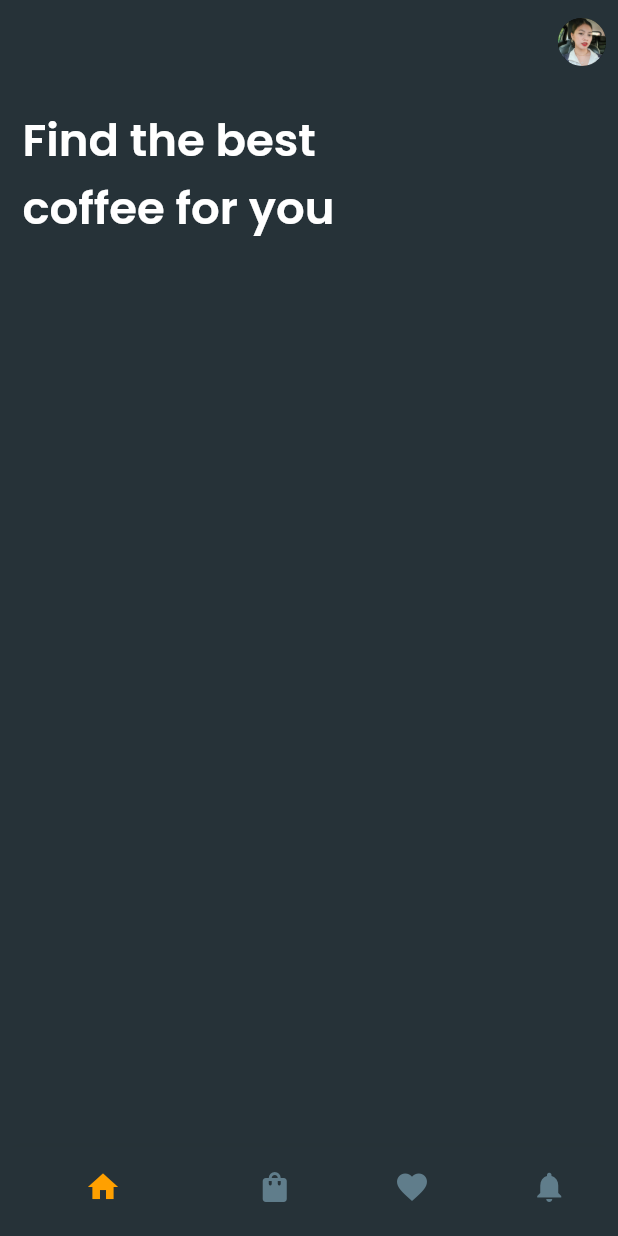
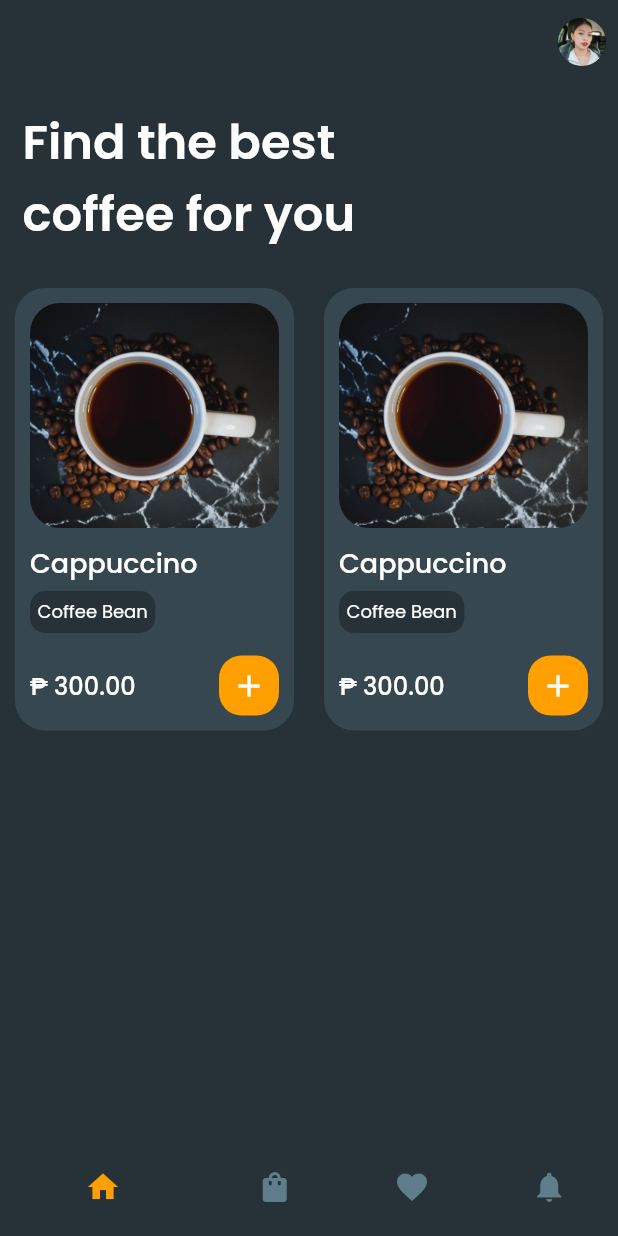
Before and after one commit to airacalins/ffuf_20220510_coffee_shop, a Flutter app: the screen it shows after launch, on a phone screen of 412 x 824 dp. Run offline on Flutter 3.47's test engine with Material 2 defaults, Android fonts, the phone set to English and light mode, and no system bars.

```diff
--- a/lib/defaults/bottom_navigation.dart
+++ b/lib/defaults/bottom_navigation_data.dart
@@ -1,6 +1,6 @@
 import 'package:flutter/material.dart';
 
-class BottomNavigation {
+class BottomNavigationData {
 
   static final bottomNavIcon = [
     Icons.home,
--- a/lib/main.dart
+++ b/lib/main.dart
@@ -1,7 +1,7 @@
 // ignore_for_file: avoid_unnecessary_containers, prefer_const_constructors
 
 import 'package:flutter/material.dart';
-import 'package:flutter_snippet/defaults/bottom_navigation.dart';
+import 'package:flutter_snippet/defaults/bottom_navigation_data.dart';
 
 import 'screens/home.dart';
 
@@ -26,7 +26,7 @@ class MyApp extends StatelessWidget {
           error: Colors.red,
           onError: Colors.red.shade100,
           background: Colors.blueGrey.shade900,
-          onBackground: Colors.blueGrey,
+          onBackground: Colors.blueGrey.shade800,
           surface: Colors.blueGrey.shade900,
           onSurface: Colors.blueGrey,
         ),
@@ -35,7 +35,15 @@ class MyApp extends StatelessWidget {
         ),
         fontFamily: 'Poppins',
         textTheme: TextTheme(
-          headline1: TextStyle(fontSize: 30.0, color: Colors.white, fontWeight: FontWeight.w600),
+          headline1: TextStyle(fontSize: 32.0, color: Colors.white, fontWeight: FontWeight.w600),
+          headline2: TextStyle(fontSize: 24.0, color: Colors.white, fontWeight: FontWeight.w500),
+          headline3: TextStyle(fontSize: 18.0, color: Colors.white, fontWeight: FontWeight.w500),
+          headline4: TextStyle(fontSize: 16.0, color: Colors.white, fontWeight: FontWeight.w500),
+          headline5: TextStyle(fontSize: 13.5, color: Colors.white, fontWeight: FontWeight.w400),
+          headline6: TextStyle(fontSize: 12, color: Colors.white, fontWeight: FontWeight.w400),
+          // headlineLarge: TextStyle(fontSize: 30.0, color: Colors.white, fontWeight: FontWeight.w600),
+          // headlineMedium: TextStyle(fontSize: 25.0, color: Colors.white, fontWeight: FontWeight.w600),
+          // headlineSmall: TextStyle(fontSize: 20.0, color: Colors.white, fontWeight: FontWeight.w600),
           bodyText2: TextStyle(fontSize: 14.0, fontFamily: 'Poppins'),
         ),
         scaffoldBackgroundColor: Colors.blueGrey.shade900
--- a/lib/screens/home.dart
+++ b/lib/screens/home.dart
@@ -1,8 +1,9 @@
 
-// ignore_for_file: prefer_const_constructors
+// ignore_for_file: prefer_const_constructors, avoid_unnecessary_containers
 
 import 'package:flutter/material.dart';
-import 'package:flutter_snippet/defaults/bottom_navigation.dart';
+import 'package:flutter_snippet/widgets/bottom_navigation/bottom_navigation.dart';
+import 'package:flutter_snippet/widgets/card/coffee_card.dart';
 
 class Home extends StatefulWidget {
   const Home({ Key? key }) : super(key: key);
@@ -12,7 +13,6 @@ class Home extends StatefulWidget {
 }
 
 class _HomeState extends State<Home> {
-  int activeNavigationIndex = 0;
 
   @override
   Widget build(BuildContext context) {
@@ -29,45 +29,27 @@ class _HomeState extends State<Home> {
           ],
           elevation: 0,
         ),
-        bottomNavigationBar: BottomNavigationBar(
-          showSelectedLabels: false,
-          showUnselectedLabels: false,
-          type: BottomNavigationBarType.shifting,
-          elevation: 60,
-          selectedItemColor: Theme.of(context).colorScheme.secondary,
-          unselectedItemColor: Theme.of(context).colorScheme.onPrimary,
-          currentIndex: activeNavigationIndex,
-          onTap: (value) => setState(() => activeNavigationIndex = value),
-          items: [
-            BottomNavigationBarItem(
-              icon: Icon(BottomNavigation.bottomNavIcon[0]),
-              backgroundColor: Theme.of(context).colorScheme.background,
-              label: ""
-            ),
-            BottomNavigationBarItem(
-              icon: Icon(BottomNavigation.bottomNavIcon[1]),
-              label: ""
-            ),
-            BottomNavigationBarItem(
-              icon: Icon(BottomNavigation.bottomNavIcon[2]),
-              label: ""
-            ),
-            BottomNavigationBarItem(
-              icon: Icon(BottomNavigation.bottomNavIcon[3]),
-              label: ""
-            ),
-          ],
-      ),
+        bottomNavigationBar: BottomNavigation(),
         body: Column(
+          crossAxisAlignment: CrossAxisAlignment.start,
           children: [
             Container(
               padding: const EdgeInsets.all(15.0),
-              width: 250,
+              width: 300,
               child: Text(
                 'Find the best coffee for you',
                 style: Theme.of(context).textTheme.headline1,
               ),
             ),
+            Container(
+              child: Row(
+                // ignore: prefer_const_literals_to_create_immutables
+                children: [
+                  CoffeeCard(),
+                  CoffeeCard()
+                ],
+              ),
+            )
           ],
         )
       ),
--- /dev/null
+++ b/lib/widgets/bottom_navigation/bottom_navigation.dart
@@ -0,0 +1,46 @@
+import 'package:flutter/material.dart';
+import 'package:flutter_snippet/defaults/bottom_navigation_data.dart';
+
+class BottomNavigation extends StatefulWidget {
+  const BottomNavigation({ Key? key }) : super(key: key);
+
+  @override
+  State<BottomNavigation> createState() => _BottomNavigationState();
+}
+
+class _BottomNavigationState extends State<BottomNavigation> {
+  int activeNavigationIndex = 0;
+
+  @override
+  Widget build(BuildContext context) {
+    return BottomNavigationBar(
+      showSelectedLabels: false,
+      showUnselectedLabels: false,
+      type: BottomNavigationBarType.shifting,
+      elevation: 60,
+      selectedItemColor: Theme.of(context).colorScheme.secondary,
+      unselectedItemColor: Theme.of(context).colorScheme.onPrimary,
+      currentIndex: activeNavigationIndex,
+      onTap: (value) => setState(() => activeNavigationIndex = value),
+      items: [
+        BottomNavigationBarItem(
+          icon: Icon(BottomNavigationData.bottomNavIcon[0]),
+          backgroundColor: Theme.of(context).colorScheme.background,
+          label: ""
+        ),
+        BottomNavigationBarItem(
+          icon: Icon(BottomNavigationData.bottomNavIcon[1]),
+          label: ""
+        ),
+        BottomNavigationBarItem(
+          icon: Icon(BottomNavigationData.bottomNavIcon[2]),
+          label: ""
+        ),
+        BottomNavigationBarItem(
+          icon: Icon(BottomNavigationData.bottomNavIcon[3]),
+          label: ""
+        ),
+      ],
+    );
+  }
+}
--- /dev/null
+++ b/lib/widgets/card/coffee_card.dart
@@ -0,0 +1,99 @@
+// ignore_for_file: prefer_const_constructors, avoid_unnecessary_containers
+
+import 'package:flutter/material.dart';
+
+class CoffeeCard extends StatelessWidget {
+  final String title = 'Cappuccino';
+  final String image = 'assets/images/coffee_bean/arabica.jpg';
+  final String category = 'Coffee Bean';
+  final double price = 300.00;
+
+
+
+  const CoffeeCard({ Key? key }) : super(key: key);
+
+  @override
+  Widget build(BuildContext context) {
+    return Expanded(
+      child: Container(
+        decoration: BoxDecoration(
+          borderRadius: BorderRadius.all(Radius.circular(20)),
+          color: Theme.of(context).colorScheme.onBackground,
+        ),
+        margin: EdgeInsets.all(10.0),
+        padding: EdgeInsets.all(10.0),
+        child: Column(
+          crossAxisAlignment: CrossAxisAlignment.start,
+          // ignore: prefer_const_literals_to_create_immutables
+          children: [
+            Container(
+              height: 150,
+              child: ClipRRect(
+                borderRadius: BorderRadius.all(Radius.circular(20)),
+                child: Image(
+                  image: AssetImage(image),
+                  fit: BoxFit.cover,
+                ),
+              ),
+            ),
+            Container(
+              margin: const EdgeInsets.symmetric(vertical: 10.0),
+              child: Column(
+                crossAxisAlignment: CrossAxisAlignment.start,
+                children: [
+                  Text(
+                    title,
+                    style: Theme.of(context).textTheme.headline3
+                  ),
+                  Container(
+                    decoration: BoxDecoration(
+                      borderRadius: BorderRadius.all(Radius.circular(10.0)),
+                      color: Theme.of(context).colorScheme.background,
+                    ),
+                    padding: EdgeInsets.all(5),
+                    margin: EdgeInsets.symmetric(vertical: 5.0),
+                    child: Text(
+                      category,
+                      style: Theme.of(context).textTheme.headline6
+                    ),
+                  ),
+                ],
+              ),
+            ),
+            Row(
+              mainAxisAlignment: MainAxisAlignment.spaceBetween,
+              children: [
+                Container(
+                  child: Row(
+                    children: [
+                      Text(
+                        '₱ ',
+                        style: Theme.of(context).textTheme.headline4,
+                      ),
+                      Text(
+                        price.toStringAsFixed(2),
+                        style: Theme.of(context).textTheme.headline4,
+                      ),
+                    ],
+                  ),
+                ),
+                Container(
+                  decoration: BoxDecoration(
+                    borderRadius: BorderRadius.all(Radius.circular(15.0)),
+                    color: Theme.of(context).colorScheme.secondary,
+                  ),
+                  height: 40.0,
+                  width: 40.0,
+                  child: IconButton(
+                    onPressed: () {},
+                    icon: Icon(Icons.add),
+                  ),
+                )
+              ],
+            )
+          ],
+        )
+      ),
+    );
+  }
+}
```
